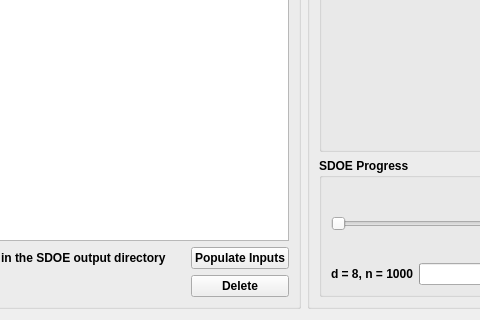
Above: foqus_lib/gui/sdoe/sdoeAnalysisDialog_UI.ui from CCSI-Toolset/FOQUS before the change; both pictures show x 336 to 816 and y 435 to 755 of the 1280 by 755 pixel window. Below: the same form after it.
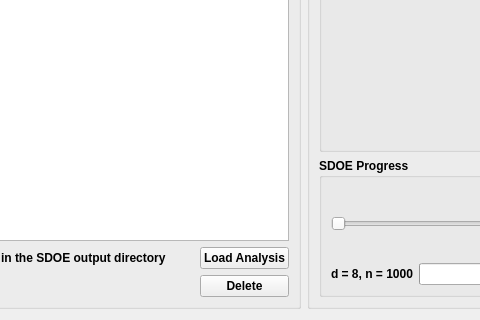
That is the form after the change.

Commit message: Added new SDOE capability, allowing the user to populate the analysis fields using previous configuration files

```diff
--- a/foqus_lib/gui/sdoe/sdoeAnalysisDialog_UI.ui
+++ b/foqus_lib/gui/sdoe/sdoeAnalysisDialog_UI.ui
@@ -602,7 +602,7 @@
          <enum>Qt::NoFocus</enum>
         </property>
         <property name="text">
-         <string>Populate Inputs</string>
+         <string>Load Analysis</string>
         </property>
        </widget>
       </item>
```
The commit also changes 1 other file.
